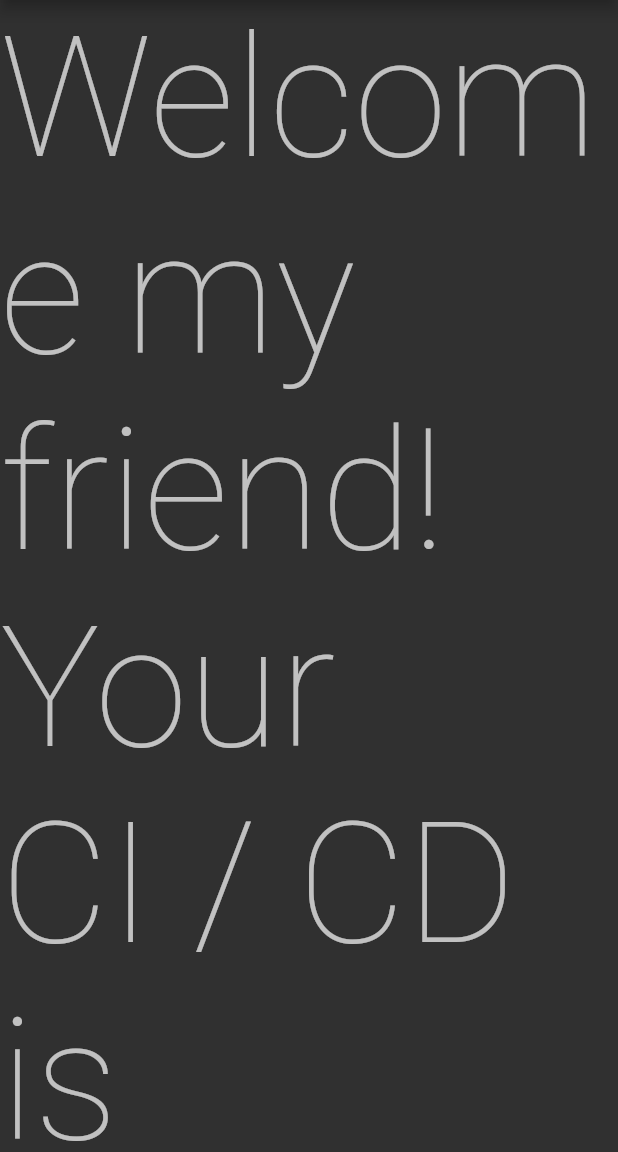
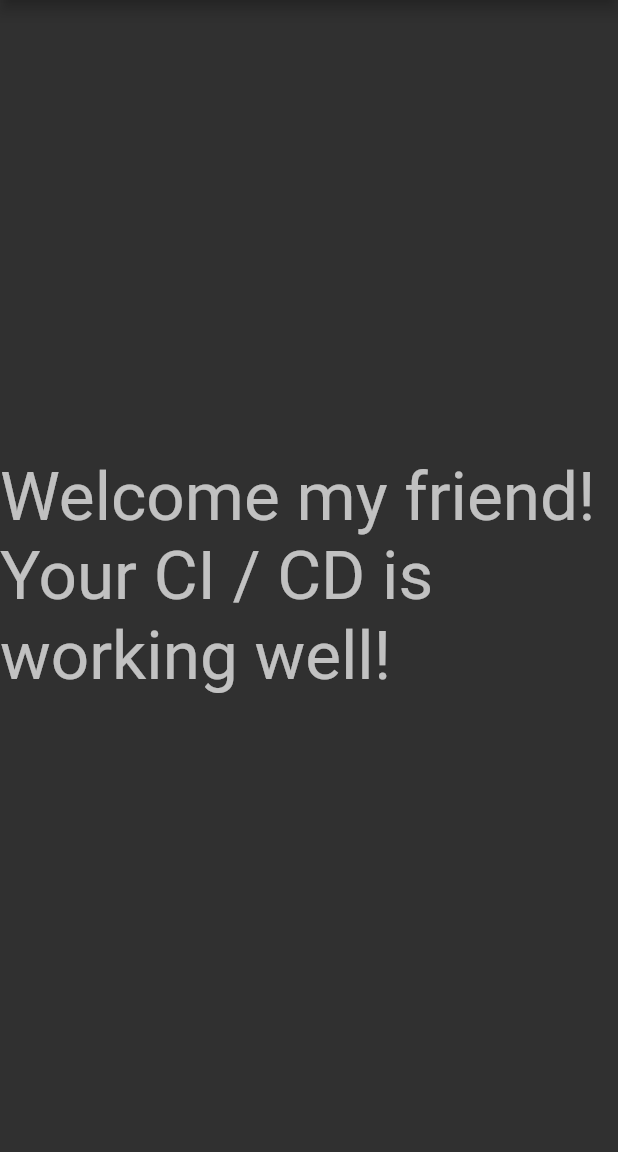
Before and after one commit to joaovictorgarcia10/FirebaseHostingPlayground, a Flutter app: the screen it shows after launch, on a phone screen of 412 x 824 dp, the part 84-1236 px from its top. Run offline on Flutter 3.47's test engine with Material 2 defaults, Android fonts, the phone set to English and light mode, and no system bars.

Commit message:
fix headline

```diff
--- a/lib/src/home/home_page.dart
+++ b/lib/src/home/home_page.dart
@@ -17,7 +17,7 @@ class _HomePageState extends State<HomePage> {
       body: Center(
         child: Text(
           "Welcome my friend! Your CI / CD is working well!",
-          style: Theme.of(context).textTheme.headline1,
+          style: Theme.of(context).textTheme.headline3,
         ),
       ),
     );
```
